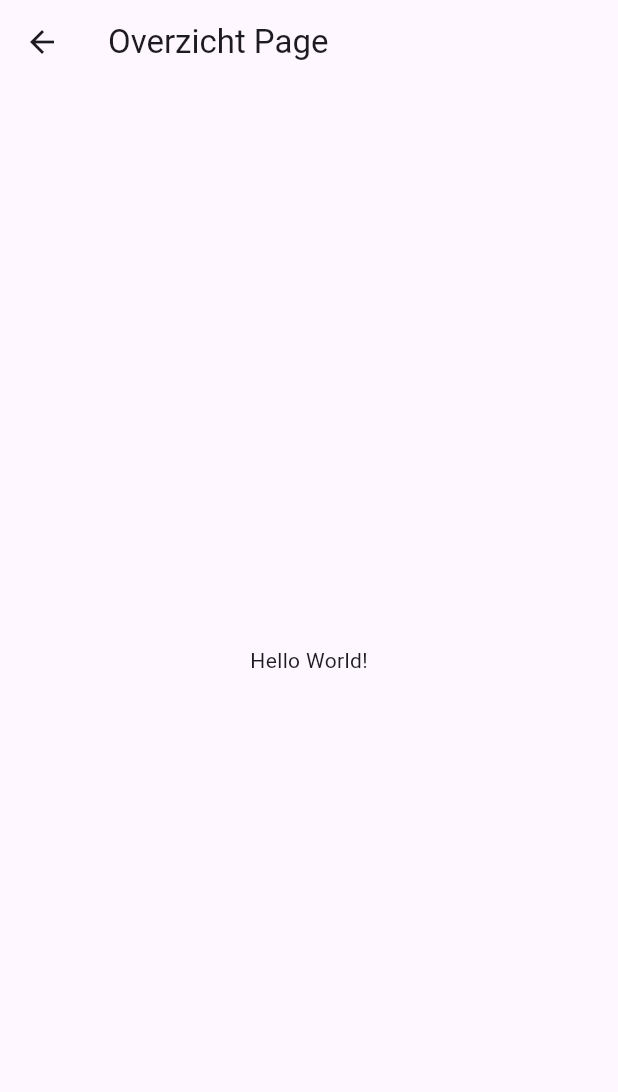
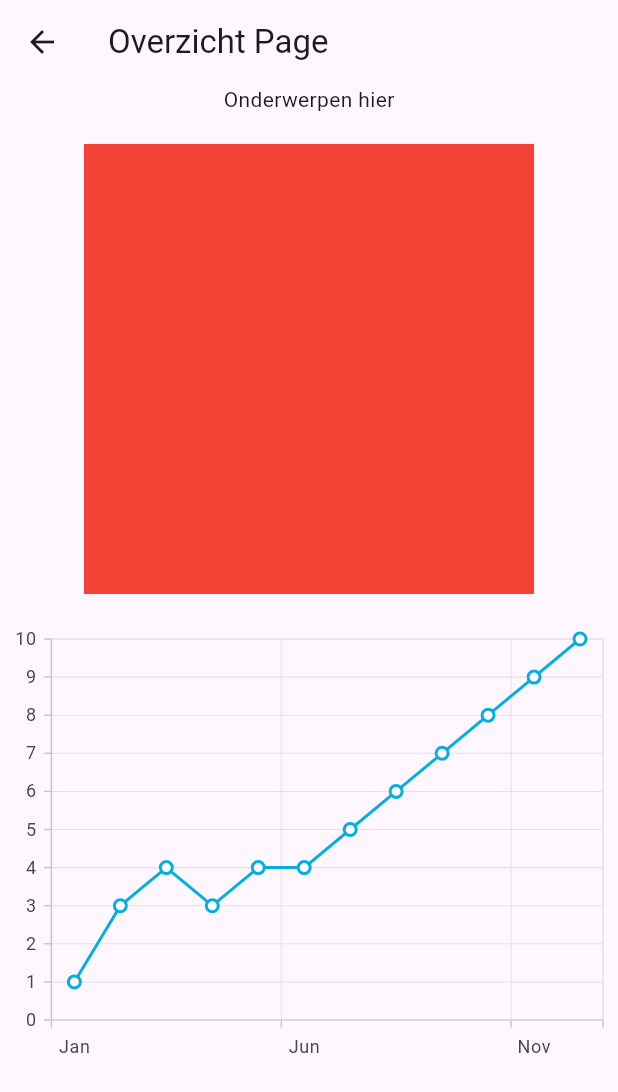
Before and after one commit to brentvanmalsen/industry-project, a Flutter app: the OverzichtPage screen opened directly, on a phone screen of 412 x 824 dp. Shown: the top 1092 px of the screen. Run offline on Flutter 3.47's test engine with Material 3 defaults, Android fonts, the phone set to English and light mode, and no system bars; our stand-ins replace syncfusion_flutter_charts.

Commit message:
added graph with base data and area for flower

```diff
--- a/lib/overzicht.dart
+++ b/lib/overzicht.dart
@@ -1,7 +1,28 @@
 import 'package:flutter/material.dart';
+import 'package:syncfusion_flutter_charts/charts.dart';
 
-class OverzichtPage extends StatelessWidget {
+class OverzichtPage extends StatefulWidget {
   const OverzichtPage({super.key});
+
+  @override
+  State<OverzichtPage> createState() => _OverzichtPageState();
+}
+
+class _OverzichtPageState extends State<OverzichtPage> {
+  List<_SalesData> data = [
+    _SalesData('Jan', 1),
+    _SalesData('Feb', 3),
+    _SalesData('Mar', 4),
+    _SalesData('Apr', 3),
+    _SalesData('May', 4),
+    _SalesData('Jun', 4),
+    _SalesData('Jul', 5),
+    _SalesData('Aug', 6),
+    _SalesData('Sep', 7),
+    _SalesData('Oct', 8),
+    _SalesData('Nov', 9),
+    _SalesData('Dec', 10)
+  ];
 
   @override
   Widget build(BuildContext context) {
@@ -9,9 +30,41 @@ class OverzichtPage extends StatelessWidget {
       appBar: AppBar(
         title: const Text('Overzicht Page'),
       ),
-      body: const Center(
-        child: Text('Hello World!'),
-      ),
+      body: Column(children: [
+        Text('Onderwerpen hier'),
+        SizedBox(height: 20),
+        Container(
+          width: 300,
+          height: 300,
+          color: Colors.red,
+        ),
+        SizedBox(height: 20),
+        SfCartesianChart(
+          primaryXAxis: CategoryAxis(),
+          primaryYAxis: const NumericAxis(
+            interval: 1, // Specify the interval between labels
+            minimum: 0, // Set the minimum value of the axis
+            maximum: 10, // Set the maximum value of the axis
+          ),
+          tooltipBehavior: TooltipBehavior(enable: true),
+          series: <CartesianSeries<_SalesData, String>>[
+            LineSeries<_SalesData, String>(
+              dataSource: data,
+              xValueMapper: (_SalesData sales, _) => sales.year,
+              yValueMapper: (_SalesData sales, _) => sales.sales,
+              name: 'Sales',
+              markerSettings: MarkerSettings(isVisible: true),
+            ),
+          ],
+        )
+      ]),
     );
   }
 }
+
+class _SalesData {
+  _SalesData(this.year, this.sales);
+
+  final String year;
+  final double sales;
+}
--- a/pubspec.yaml
+++ b/pubspec.yaml
@@ -9,6 +9,7 @@ environment:
 dependencies:
   flutter:
     sdk: flutter
+  syncfusion_flutter_charts: ^25.2.5
 
 dev_dependencies:
   flutter_test:
```
Also changed, not shown: pubspec.lock.
